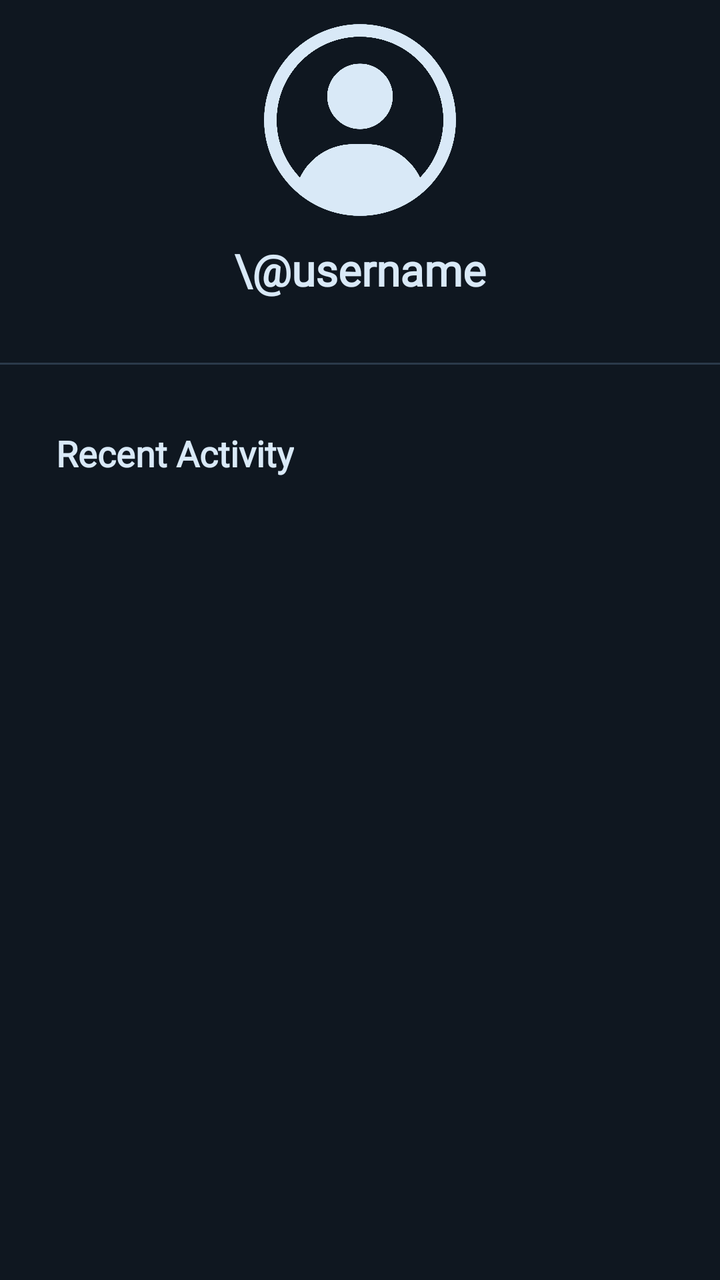
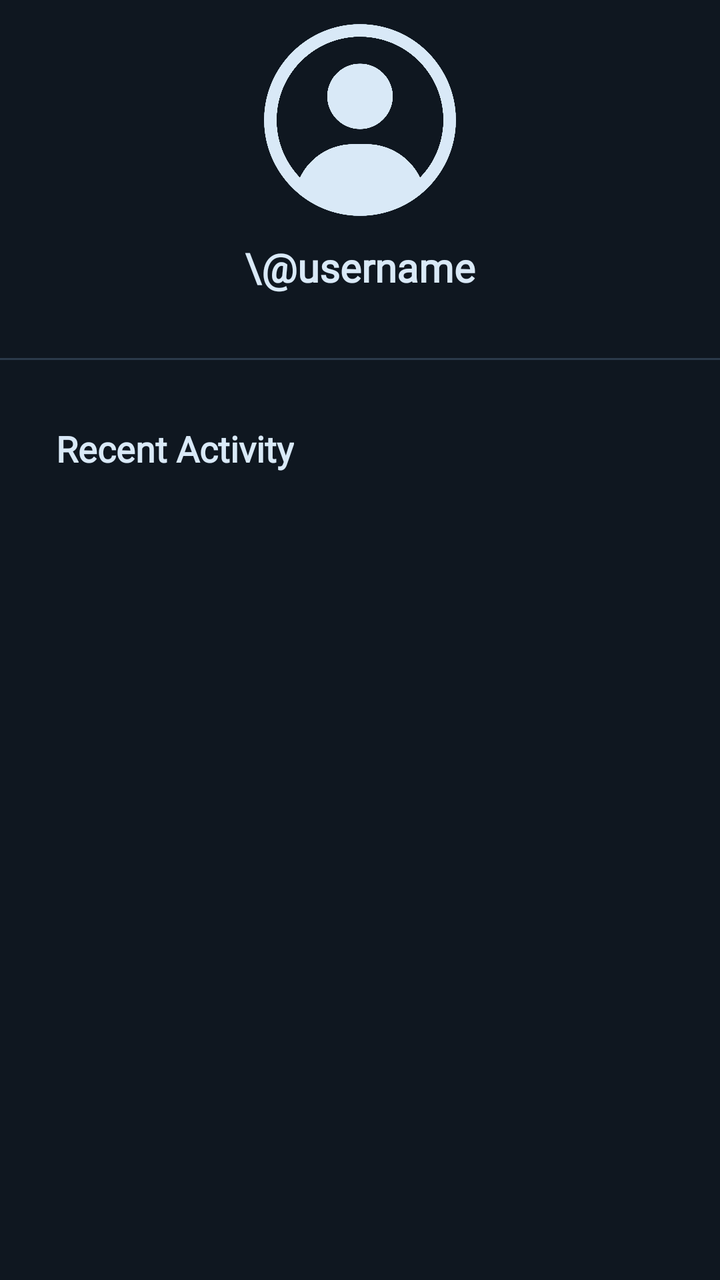

The first picture is an Android layout as it rendered before a commit; the second is the same layout after the commit. The layout source and the unified diff follow.
<!-- AndroidManifest.xml: application theme Theme.MyApplication -->
<!-- res/layout/fragment_profile_profile.xml -->
<?xml version="1.0" encoding="utf-8"?>
<LinearLayout xmlns:android="http://schemas.android.com/apk/res/android"
    android:layout_width="match_parent"
    android:layout_height="match_parent"
    android:orientation="vertical"
    android:background="#0F1720">

    <LinearLayout
        android:layout_width="wrap_content"
        android:layout_height="wrap_content"
        android:orientation="vertical"
        android:layout_gravity="center"
        android:gravity="center_horizontal" >

        <ImageView
            android:layout_width="120dp"
            android:layout_height="120dp"
            android:src="@drawable/profile_nav_icon" />

        <TextView
            android:layout_width="wrap_content"
            android:layout_height="wrap_content"
            android:text="\@username"
            android:textColor="#D9E9F7"
            android:textSize="22sp"
            android:textStyle="bold"
            android:fontFamily="@font/inter_variablefont_opsz_wght"/>

    </LinearLayout>

    <View
        android:layout_width="match_parent"
        android:layout_height="1dp"
        android:background="#2B3A4A"
        android:layout_marginVertical="32dp" />

    <TextView
        android:layout_width="wrap_content"
        android:layout_height="wrap_content"
        android:text="Recent Activity"
        android:textColor="#D9E9F7"
        android:textSize="18sp"
        android:textStyle="bold"
        android:fontFamily="@font/dmseriftext_regular"
        android:layout_marginHorizontal="28dp"
        android:layout_marginBottom="16dp"/>

    <LinearLayout
        android:layout_width="wrap_content"
        android:layout_height="match_parent"
        android:orientation="horizontal"
        android:layout_marginLeft="28dp">

        
        <androidx.recyclerview.widget.RecyclerView
            android:id="@+id/recentActivityRecyclerView"
            android:layout_width="match_parent"
            android:layout_height="0dp"
            android:layout_weight="1"
            android:padding="8dp"
            android:clipToPadding="false" />

    </LinearLayout>

    <View
        android:layout_width="match_parent"
        android:layout_height="1dp"
        android:background="#2B3A4A"
        android:layout_marginTop="18dp"/>

</LinearLayout>
<!-- resources referenced by this layout -->
<resources>
  <!-- drawable profile_nav_icon: png bitmap (drawable, 233000 bytes) -->
  <style name="Theme.MyApplication" parent="Base.Theme.MyApplication" />
  <style name="Base.Theme.MyApplication" parent="Theme.Material3.DayNight.NoActionBar">
          
          
      </style>
</resources>

<!-- the commit's change to res/layout/fragment_profile_profile.xml (unified diff, before → after) -->
@@ -22,7 +22,7 @@
             android:layout_height="wrap_content"
             android:text="\@username"
             android:textColor="#D9E9F7"
-            android:textSize="22sp"
+            android:textSize="20sp"
             android:textStyle="bold"
             android:fontFamily="@font/inter_variablefont_opsz_wght"/>
 
@@ -43,22 +43,22 @@
         android:textStyle="bold"
         android:fontFamily="@font/dmseriftext_regular"
         android:layout_marginHorizontal="28dp"
-        android:layout_marginBottom="16dp"/>
+        android:layout_marginBottom="4dp"/>
 
     <LinearLayout
         android:layout_width="wrap_content"
         android:layout_height="match_parent"
-        android:orientation="horizontal"
-        android:layout_marginLeft="28dp">
+        android:orientation="horizontal">
 
         
         <androidx.recyclerview.widget.RecyclerView
             android:id="@+id/recentActivityRecyclerView"
             android:layout_width="match_parent"
-            android:layout_height="0dp"
-            android:layout_weight="1"
+            android:layout_height="wrap_content"
             android:padding="8dp"
-            android:clipToPadding="false" />
+            android:clipToPadding="false"
+            android:layout_marginLeft="18dp"/>
+
 
     </LinearLayout>
 
